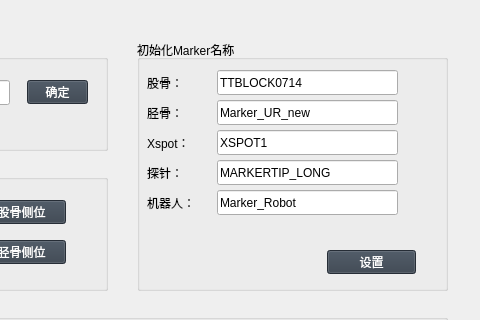
First picture: the form in dialog_setting.ui, repository yb993161947/SCR, before the edit; both pictures show x 223 to 703 and y 0 to 320 of the 703 by 455 pixel window.
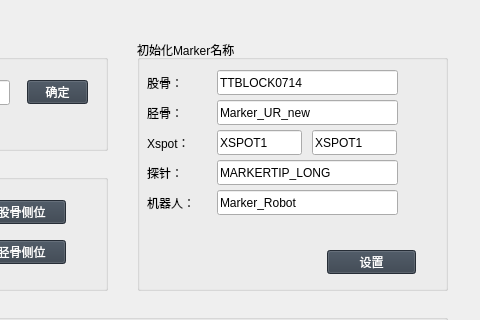
Second picture: the form after the edit. Icons and pictures are not drawn.

Commit message: *矫正图像bug *撤销点bug needle类（正在修改） 两个Marker策略（存在bug） *NDI与tracker的转换，marker名，Xspot *marker重新标定 *修改ini注册marker *设置跟踪开关 *图片保存功能 *painter窗口显示优化 *取消点选择，如果点未成像 *垂线虚线

The edit to the form file:
```diff
--- a/dialog_setting.ui
+++ b/dialog_setting.ui
@@ -238,7 +238,7 @@
      <rect>
       <x>80</x>
       <y>90</y>
-      <width>181</width>
+      <width>85</width>
       <height>25</height>
      </rect>
     </property>
@@ -324,6 +324,19 @@
      <string>Marker_Robot</string>
     </property>
    </widget>
+   <widget class="QLineEdit" name="lineEdi_NameXspot_2">
+    <property name="geometry">
+     <rect>
+      <x>175</x>
+      <y>90</y>
+      <width>85</width>
+      <height>25</height>
+     </rect>
+    </property>
+    <property name="text">
+     <string>XSPOT1</string>
+    </property>
+   </widget>
   </widget>
   <widget class="QGroupBox" name="groupBox_3">
    <property name="geometry">
```
The commit also changes 169 other files.
